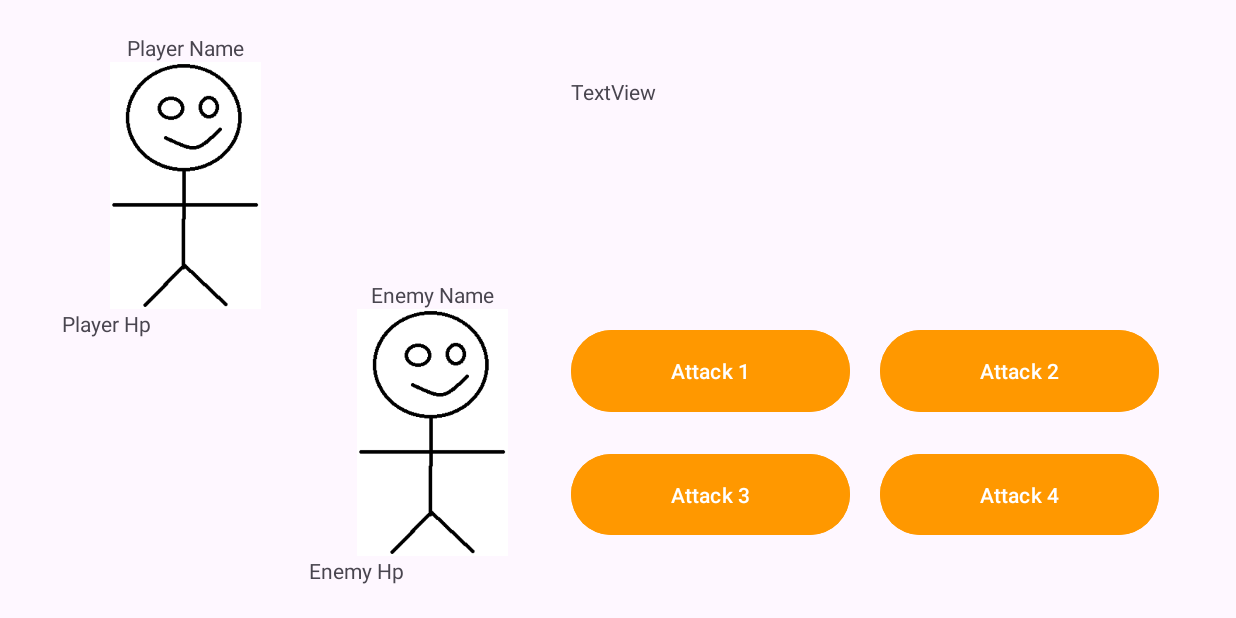
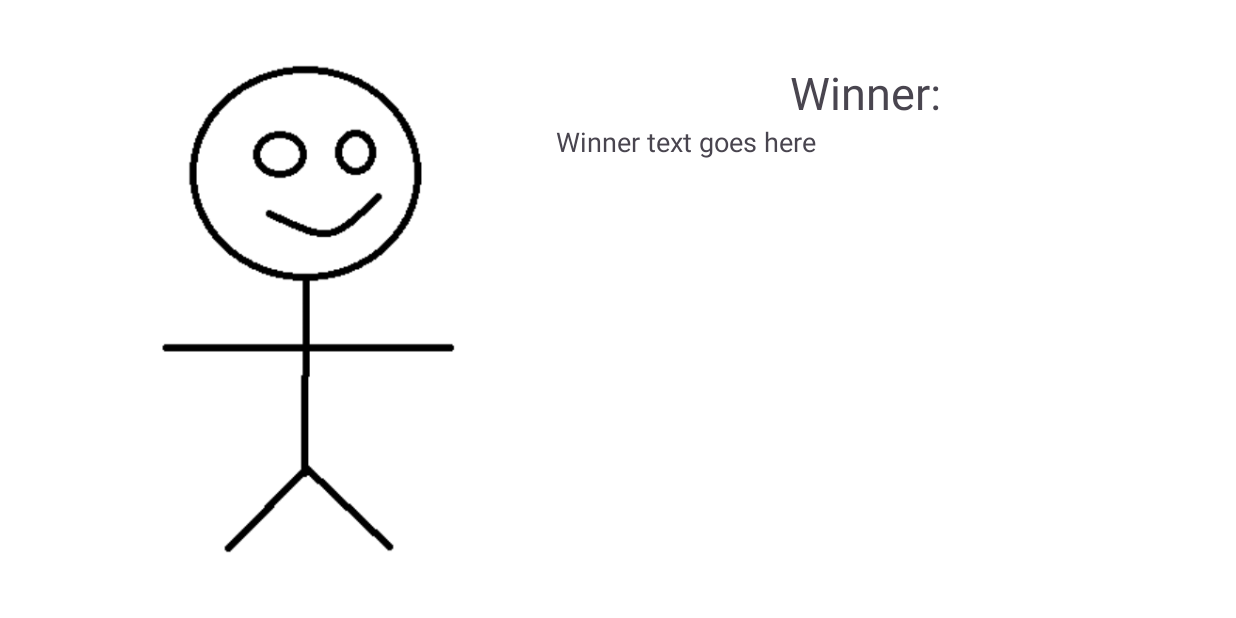
Before and after one commit to ryantburke/Fight, an Android app: the FightActivity screen opened directly, with no data from a screen before it, on a phone screen of 824 x 412 dp (held sideways). Run offline under Robolectric (Android 15) with nearby library versions, the phone set to English and light mode, and no system bars; 13 statements that could not run were skipped.

Commit message:
victory screen, fight returns to map

```diff
--- a/app/src/main/java/com/burke/fight/FightActivity.java
+++ b/app/src/main/java/com/burke/fight/FightActivity.java
@@ -1,7 +1,11 @@
 package com.burke.fight;
 
+import android.app.Activity;
+import android.content.Context;
+import android.content.Intent;
 import android.os.Bundle;
 import android.os.Handler;
+import android.transition.ChangeBounds;
 import android.transition.TransitionManager;
 import android.util.Log;
 import android.view.View;
@@ -15,7 +19,6 @@ import androidx.constraintlayout.widget.ConstraintLayout;
 import androidx.constraintlayout.widget.ConstraintSet;
 
 public class FightActivity extends AppCompatActivity {
-
     private Player player;
     private Enemy enemy;
     private int turn;
@@ -29,6 +32,8 @@ public class FightActivity extends AppCompatActivity {
     private static final long DELAY_HIT_ANIMATION = 700;
     private static final long DELAY_BEFORE_NEXT_TURN = 2000;
     private static final long DELAY_BEFORE_ENEMY_TURN = 700;
+    private static final long DELAY_VICTORY_SCREEN = 3000;
+    private Context context = this;
 
     @Override
     protected void onCreate(@Nullable Bundle savedInstanceState) {
@@ -83,6 +88,8 @@ public class FightActivity extends AppCompatActivity {
             } else {
                 enemyTurn();
             }
+        } else {
+            displayVictor();
         }
     }
 
@@ -297,7 +304,59 @@ public class FightActivity extends AppCompatActivity {
                 attacker.invalidate();
             }
         }, DELAY_HIT_ANIMATION);
+    }
 
+    private void displayVictor() {
+        if (player.getHp() > enemy.getHp()) {
+            animateVictor(player,enemy);
+        } else {
+            animateVictor(enemy,player);
+        }
+    }
+
+    private void animateVictor(Character victor, Character loser) {
+        setContentView(R.layout.activity_fight_victory);
+
+        ImageView ivVictor = findViewById(R.id.iv_victor);
+        ImageView ivLoser = findViewById(R.id.iv_loser);
+        TextView tvDescription = findViewById(R.id.tv_description);
+
+        ivVictor.setImageResource(victor.getImageId());
+        ivLoser.setImageResource(loser.getImageId());
+        ivLoser.setVisibility(View.INVISIBLE);
+        tvDescription.setText(victor.getWinMessage());
+
+        new Handler().postDelayed(new Runnable() {
+            @Override
+            public void run() {
+                tvDescription.setText(loser.getLoseMessage());
+
+                ivLoser.setVisibility(View.VISIBLE);
+
+                ConstraintLayout layout = findViewById(R.id.constraint_fight_victory);
+                ConstraintSet constraintSet = new ConstraintSet();
+                constraintSet.clone(layout);
+
+                constraintSet.clear(ivLoser.getId(), ConstraintSet.START);
+                constraintSet.connect(ivLoser.getId(), ConstraintSet.START,  R.id.gl_right, ConstraintSet.START);
+
+                ChangeBounds transition = new ChangeBounds();
+                transition.setDuration(2000L);
+                TransitionManager.beginDelayedTransition(layout,transition);
+                constraintSet.applyTo(layout);
+                ivLoser.invalidate();
+                new Handler().postDelayed(new Runnable() {
+                    @Override
+                    public void run() {
+                        Intent mapIntent = new Intent(context, MapActivity.class);
+                        mapIntent.putExtra("player",player);
+                        startActivity(mapIntent);
+                    }
+                }, 2000);
+
+
+            }
+        },DELAY_VICTORY_SCREEN);
 
     }
 }
--- a/app/src/main/java/com/burke/fight/MapActivity.java
+++ b/app/src/main/java/com/burke/fight/MapActivity.java
@@ -5,6 +5,7 @@ import androidx.constraintlayout.widget.ConstraintLayout;
 import androidx.constraintlayout.widget.ConstraintSet;
 import androidx.core.content.ContextCompat;
 
+import android.app.Activity;
 import android.content.Context;
 import android.content.Intent;
 import android.os.Bundle;
@@ -29,7 +30,7 @@ public class MapActivity extends AppCompatActivity {
 
     private Handler handler = new Handler();
     private Runnable runnableMoveEnemies;
-    boolean continueMoving;
+    private boolean continueMoving;
 
 
     @Override
@@ -37,7 +38,11 @@ public class MapActivity extends AppCompatActivity {
         super.onCreate(savedInstanceState);
         setContentView(R.layout.activity_map);
 
-        player = new Player(CharacterFactory.mathTeacher(2,3));
+        player = (Player) getIntent().getSerializableExtra("player");
+        if (player == null) {
+            player = new Player(CharacterFactory.mathTeacher(2,3));
+        }
+
         ivPlayer = findViewById(R.id.iv_player);
         ivPlayer.setImageResource(R.drawable.im_person);
 
@@ -149,21 +154,6 @@ public class MapActivity extends AppCompatActivity {
             moveCharacterImage(ivEnemy, enemy.getX(), enemy.getY());
         }
 
-    }
-
-    private void checkIfFight(){
-        for (Enemy enemy:enemies) {
-            if (player.getX() == enemy.getX() && player.getY() == enemy.getY()) {
-                continueMoving = false;
-                handler.removeCallbacks(runnableMoveEnemies);
-                Intent intentFight = new Intent(context,FightActivity.class);
-                intentFight.putExtra("player",player);
-                intentFight.putExtra("enemy",enemy);
-                Log.d("match",enemy.getName());
-                startActivity(intentFight);
-                return;
-            }
-        }
     }
 
     private void moveEnemies() {
@@ -330,4 +320,20 @@ public class MapActivity extends AppCompatActivity {
         ivCharacter.invalidate();
 
     }
+
+    private void checkIfFight(){
+        for (Enemy enemy:enemies) {
+            if (player.getX() == enemy.getX() && player.getY() == enemy.getY()) {
+                continueMoving = false;
+                handler.removeCallbacks(runnableMoveEnemies);
+                Intent intentFight = new Intent(context,FightActivity.class);
+                intentFight.putExtra("player",player);
+                intentFight.putExtra("enemy",enemy);
+                Log.d("match",enemy.getName());
+                startActivity(intentFight);
+                return;
+            }
+        }
+    }
+
 }
--- a/app/src/main/res/layout/activity_fight.xml
+++ b/app/src/main/res/layout/activity_fight.xml
@@ -4,6 +4,8 @@
     xmlns:tools="http://schemas.android.com/tools"
     android:layout_width="match_parent"
     android:layout_height="match_parent"
+    android:orientation="horizontal"
+    android:background="@color/battle_bg"
     android:id="@+id/constraint_fight">
 
     <androidx.constraintlayout.widget.Guideline
@@ -98,6 +100,7 @@
         android:layout_width="wrap_content"
         android:layout_height="wrap_content"
         android:text="Player Name"
+        android:textSize="18sp"
         app:layout_constraintBottom_toTopOf="@+id/iv_player"
         app:layout_constraintEnd_toStartOf="@+id/guideline5"
         app:layout_constraintStart_toStartOf="@+id/guideline3" />
@@ -107,6 +110,7 @@
         android:layout_width="wrap_content"
         android:layout_height="wrap_content"
         android:text="Enemy Name"
+        android:textSize="18sp"
         app:layout_constraintBottom_toTopOf="@+id/iv_enemy"
         app:layout_constraintEnd_toStartOf="@+id/guideline6"
         app:layout_constraintStart_toStartOf="@+id/guideline5" />
@@ -168,6 +172,7 @@
         android:layout_width="0dp"
         android:layout_height="wrap_content"
         android:text="TextView"
+        android:textSize="24sp"
         android:layout_margin="10dp"
         app:layout_constraintEnd_toStartOf="@+id/guideline"
         app:layout_constraintStart_toStartOf="@+id/guideline6"
--- /dev/null
+++ b/app/src/main/res/layout/activity_fight_victory.xml
@@ -0,0 +1,124 @@
+<?xml version="1.0" encoding="utf-8"?>
+<androidx.constraintlayout.widget.ConstraintLayout xmlns:android="http://schemas.android.com/apk/res/android"
+    xmlns:app="http://schemas.android.com/apk/res-auto"
+    xmlns:tools="http://schemas.android.com/tools"
+    android:layout_width="match_parent"
+    android:layout_height="match_parent"
+    android:orientation="horizontal"
+    android:background="@color/battle_bg"
+    android:id="@+id/constraint_fight_victory">
+
+    <androidx.constraintlayout.widget.Guideline
+        android:id="@+id/gl_top"
+        android:layout_width="wrap_content"
+        android:layout_height="wrap_content"
+        android:orientation="horizontal"
+        app:layout_constraintGuide_percent="0.1" />
+
+    <androidx.constraintlayout.widget.Guideline
+        android:id="@+id/gl_base"
+        android:layout_width="wrap_content"
+        android:layout_height="wrap_content"
+        android:orientation="horizontal"
+        app:layout_constraintGuide_percent="0.9" />
+
+    <androidx.constraintlayout.widget.Guideline
+        android:id="@+id/guideline3"
+        android:layout_width="wrap_content"
+        android:layout_height="wrap_content"
+        android:orientation="vertical"
+        app:layout_constraintGuide_percent="0.05" />
+
+    <androidx.constraintlayout.widget.Guideline
+        android:id="@+id/gl_vert_mid"
+        android:layout_width="wrap_content"
+        android:layout_height="wrap_content"
+        android:orientation="horizontal"
+        app:layout_constraintGuide_percent="0.5" />
+
+    <androidx.constraintlayout.widget.Guideline
+        android:id="@+id/guideline5"
+        android:layout_width="wrap_content"
+        android:layout_height="wrap_content"
+        android:orientation="vertical"
+        app:layout_constraintGuide_percent="0.25" />
+
+    <androidx.constraintlayout.widget.Guideline
+        android:id="@+id/guideline6"
+        android:layout_width="wrap_content"
+        android:layout_height="wrap_content"
+        android:orientation="vertical"
+        app:layout_constraintGuide_percent="0.45" />
+
+    <androidx.constraintlayout.widget.Guideline
+        android:id="@+id/guideline8"
+        android:layout_width="wrap_content"
+        android:layout_height="wrap_content"
+        android:orientation="horizontal"
+        app:layout_constraintGuide_percent="0.7" />
+
+    <androidx.constraintlayout.widget.Guideline
+        android:id="@+id/guideline7"
+        android:layout_width="wrap_content"
+        android:layout_height="wrap_content"
+        android:orientation="vertical"
+        app:layout_constraintGuide_percent="0.7" />
+
+    <androidx.constraintlayout.widget.Guideline
+        android:id="@+id/guideline"
+        android:layout_width="wrap_content"
+        android:layout_height="wrap_content"
+        android:orientation="vertical"
+        app:layout_constraintGuide_percent="0.95" />
+
+    <androidx.constraintlayout.widget.Guideline
+        android:id="@+id/gl_right"
+        android:layout_width="wrap_content"
+        android:layout_height="wrap_content"
+        android:orientation="vertical"
+        app:layout_constraintGuide_percent="0.999999999" />
+
+    <ImageView
+        android:id="@+id/iv_victor"
+        android:layout_width="0dp"
+        android:layout_height="0dp"
+        android:scaleType="fitCenter"
+        app:layout_constraintBottom_toTopOf="@+id/gl_base"
+        app:layout_constraintDimensionRatio="1:1"
+        app:layout_constraintEnd_toStartOf="@+id/guideline6"
+        app:layout_constraintStart_toStartOf="@+id/guideline3"
+        app:layout_constraintTop_toTopOf="@+id/gl_top"
+        app:srcCompat="@drawable/im_person" />
+
+    <ImageView
+        android:id="@+id/iv_loser"
+        android:layout_width="0dp"
+        android:layout_height="0dp"
+        android:scaleType="fitCenter"
+        app:layout_constraintBottom_toTopOf="@+id/gl_base"
+        app:layout_constraintDimensionRatio="1:1"
+        app:layout_constraintStart_toStartOf="parent"
+        app:layout_constraintTop_toTopOf="@+id/gl_vert_mid"
+        app:srcCompat="@drawable/im_person" />
+
+    <TextView
+        android:id="@+id/tv_winner"
+        android:layout_width="wrap_content"
+        android:layout_height="wrap_content"
+        android:text="Winner:"
+        android:textSize="30sp"
+        app:layout_constraintEnd_toStartOf="@+id/guideline"
+        app:layout_constraintStart_toStartOf="@+id/guideline6"
+        app:layout_constraintTop_toTopOf="@+id/gl_top" />
+
+    <TextView
+        android:id="@+id/tv_description"
+        android:layout_width="0dp"
+        android:layout_height="wrap_content"
+        android:text="Winner text goes here"
+        android:textSize="18sp"
+        app:layout_constraintEnd_toStartOf="@+id/guideline"
+        app:layout_constraintStart_toStartOf="@+id/guideline6"
+        app:layout_constraintTop_toBottomOf="@+id/tv_winner" />
+
+</androidx.constraintlayout.widget.ConstraintLayout>
--- a/app/src/main/res/values/colors.xml
+++ b/app/src/main/res/values/colors.xml
@@ -4,6 +4,7 @@
     <color name="white">#FFFFFFFF</color>
     <color name="green">#4CAF50</color>
     <color name="map_btn_tint">#FFEB3B</color>
+    <color name="battle_bg">#FFFFFF</color>
     <color name="battle_btn_tint">#FF9800</color>
     <color name="battle_btn_txt">#FFFFFF</color>
 </resources>
```
